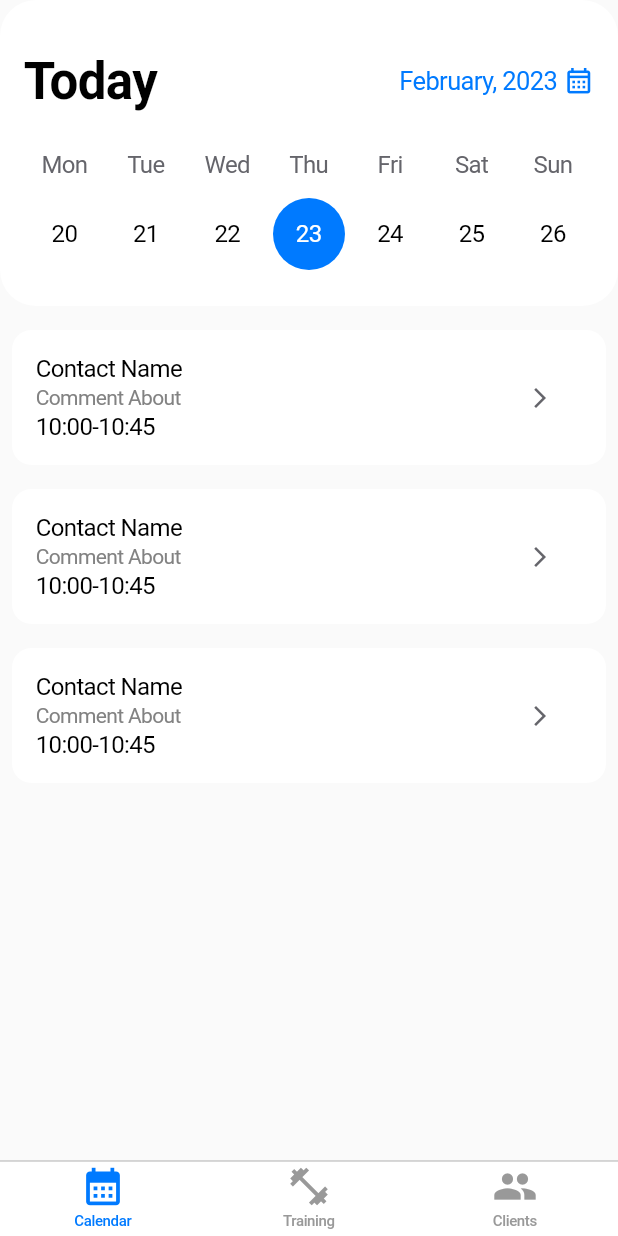
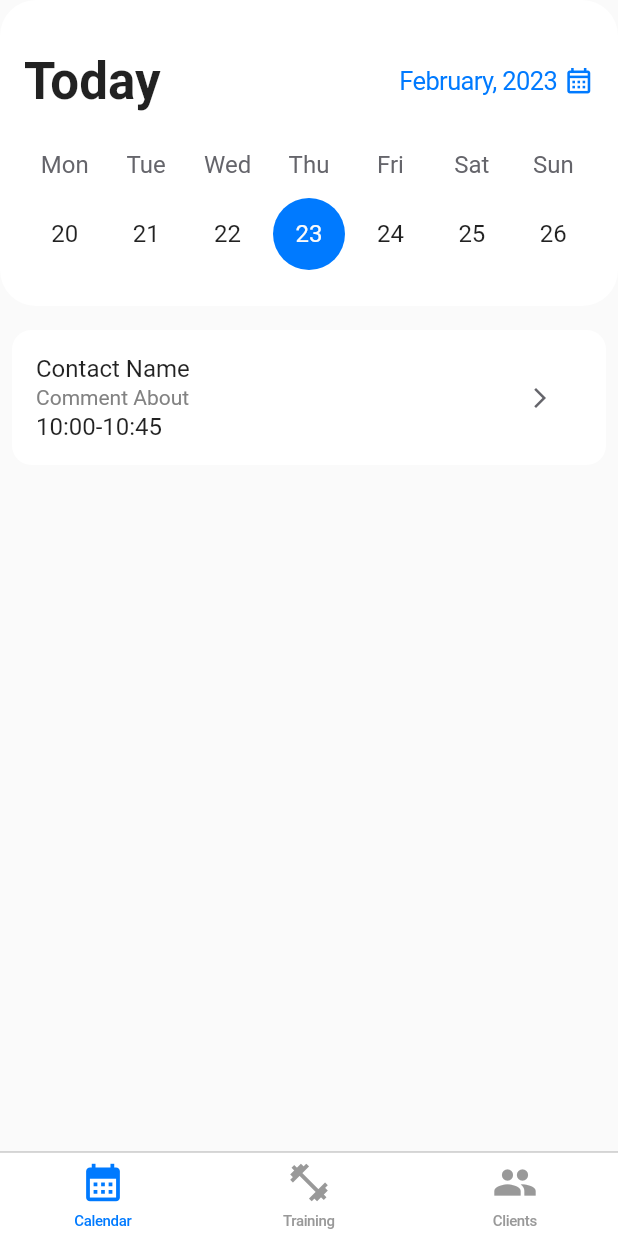
Before and after one commit to VergoEcho/fitness_app, a Flutter app: the screen it shows after launch, on a phone screen of 412 x 824 dp. Run offline on Flutter 3.47's test engine with Material 2 defaults, Android fonts, the phone set to English and light mode, and no system bars; drawn by our look-alikes of table_calendar; our stand-ins replace bloc, easy_localization, equatable, flutter_bloc, flutter_svg, timelines.

Commit message:
fixed spaces, improved calendars

```diff
--- a/lib/app.dart
+++ b/lib/app.dart
@@ -2,6 +2,7 @@ import 'package:easy_localization/easy_localization.dart';
 import 'package:flutter/cupertino.dart';
 import 'package:flutter/material.dart';
 import 'package:flutter/services.dart';
+import 'package:trainings/bloc/calendar_page_cubit/calendar_page_cubit.dart';
 import 'package:trainings/bloc/client_profile_page_bloc/client_profile_page_bloc.dart';
 import 'package:trainings/bloc/clients_page_bloc/clients_page_bloc.dart';
 import 'package:trainings/bloc/modal_calendar_cubit/modal_calendar_cubit.dart';
@@ -33,6 +34,8 @@ class App extends StatelessWidget {
         BlocProvider(create: (context) => ClientsPageBloc()),
         BlocProvider(create: (context) => ClientProfilePageBloc()),
         BlocProvider(create: (context) => ModalCalendarCubit()),
+        BlocProvider(create: (context) => ModalCalendarCubit()),
+        BlocProvider(create: (context) => CalendarPageCubit()),
       ],
       child: CupertinoApp(
         localizationsDelegates: context.localizationDelegates,
@@ -51,6 +54,7 @@ class App extends StatelessWidget {
             builder: (context) {
               return CupertinoTabScaffold(
                 tabBar: CupertinoTabBar(
+                  height: 56,
                   backgroundColor: FitnessColors.white,
                   items: [
                     BottomNavigationBarItem(
--- /dev/null
+++ b/lib/bloc/calendar_page_cubit/calendar_page_cubit.dart
@@ -0,0 +1,13 @@
+import 'package:bloc/bloc.dart';
+import 'package:meta/meta.dart';
+import 'package:equatable/equatable.dart';
+
+part 'calendar_page_state.dart';
+
+class CalendarPageCubit extends Cubit<CalendarPageState> {
+  CalendarPageCubit() : super(CalendarPageState(selectedDay: DateTime.now()));
+
+  void selectDate(DateTime date) {
+    emit(CalendarPageState(selectedDay: date));
+  }
+}
--- /dev/null
+++ b/lib/bloc/calendar_page_cubit/calendar_page_state.dart
@@ -0,0 +1,11 @@
+part of 'calendar_page_cubit.dart';
+
+@immutable
+class CalendarPageState extends Equatable {
+  final DateTime selectedDay;
+
+  const CalendarPageState({required this.selectedDay});
+
+  @override
+  List<Object?> get props => [selectedDay];
+}
--- a/lib/screens/calendar_page.dart
+++ b/lib/screens/calendar_page.dart
@@ -2,6 +2,7 @@ import 'package:easy_localization/easy_localization.dart';
 import 'package:flutter/cupertino.dart';
 import 'package:flutter/material.dart';
 import 'package:flutter_bloc/flutter_bloc.dart';
+import 'package:trainings/bloc/calendar_page_cubit/calendar_page_cubit.dart';
 import 'package:trainings/bloc/modal_calendar_cubit/modal_calendar_cubit.dart';
 import 'package:trainings/constants/colors.dart';
 import 'package:trainings/generated/locale_keys.g.dart';
@@ -84,25 +85,23 @@ class CalendarPage extends StatelessWidget {
     }).toList();
   }
 
-  List<Client> _selectedClients (BuildContext context, ModalCalendarState state) {
+  List<Client> _selectedClients(BuildContext context, state) {
     return _activeClients()
         .where(
-    (client) => client
-      .trainingDays
-      .any((element) =>
+          (client) => client.trainingDays.any((element) =>
               element ==
               DateFormat('EEEE', context.locale.languageCode)
-      .format(state
-      .selectedDay)
+                  .format(state.selectedDay)
                   .toLowerCase()),
-  ).toList();
+        )
+        .toList();
   }
 
   @override
   Widget build(BuildContext context) {
-    return CupertinoPageScaffold(
+    return Scaffold(
       backgroundColor: FitnessColors.whiteGray,
-      child: SafeArea(
+      body: SafeArea(
         child: Column(
           children: [
             Container(
@@ -197,12 +196,13 @@ class CalendarPage extends StatelessWidget {
                                                 physics:
                                                     const NeverScrollableScrollPhysics(),
                                                 shrinkWrap: true,
-                                                itemCount:
-                                                    _selectedClients(context, state).length,
+                                                itemCount: _selectedClients(
+                                                        context, state)
+                                                    .length,
                                                 itemBuilder: (context, index) {
                                                   return CalendarCard(
-                                                    client:
-                                                        _selectedClients(context, state)[index],
+                                                    client: _selectedClients(
+                                                        context, state)[index],
                                                     onTap: () {
                                                       Navigator.of(context,
                                                               rootNavigator:
@@ -239,18 +239,27 @@ class CalendarPage extends StatelessWidget {
                     ],
                   ),
                   const SizedBox(height: 24),
-                  const BaseCalendar(
+                  BlocBuilder<CalendarPageCubit, CalendarPageState>(
+                    builder: (context, state) {
+                      return BaseCalendar(
                         monthCalendar: false,
+                        focusedDay: state.selectedDay,
+                        onDaySelected: (newDate, oldDate) {
+                          context.read<CalendarPageCubit>().selectDate(newDate);
+                        },
+                      );
+                    },
                   ),
                   const SizedBox(height: 24),
                 ],
               ),
             ),
-            Expanded(
-                child: ListView.builder(
-              itemCount: _activeClients().length,
+            Expanded(child: BlocBuilder<CalendarPageCubit, CalendarPageState>(
+              builder: (context, state) {
+                return ListView.builder(
+                  itemCount: _selectedClients(context, state).length,
                   itemBuilder: (BuildContext context, int index) {
-                Client client = _activeClients()[index];
+                    Client client = _selectedClients(context, state)[index];
                     return CalendarCard(
                       client: client,
                       onTap: () {
@@ -261,7 +270,9 @@ class CalendarPage extends StatelessWidget {
                       },
                     );
                   },
-            ))
+                );
+              },
+            )),
           ],
         ),
       ),
--- a/lib/screens/clients_page.dart
+++ b/lib/screens/clients_page.dart
@@ -156,7 +156,7 @@ class ClientsPage extends StatelessWidget {
                   );
                 },
               ),
-            )
+            ),
           ],
         ),
       ),
--- a/lib/screens/trainings_page.dart
+++ b/lib/screens/trainings_page.dart
@@ -158,7 +158,7 @@ class TrainingsPage extends StatelessWidget {
                   );
                 },
               ),
-            )
+            ),
           ],
         ),
       ),
--- a/lib/ui/base_calendar.dart
+++ b/lib/ui/base_calendar.dart
@@ -19,7 +19,7 @@ class BaseCalendar extends StatelessWidget {
       onDaySelected: onDaySelected,
       rowHeight: 64,
       locale: context.locale.languageCode,
-      availableGestures: AvailableGestures.none,
+      // availableGestures: AvailableGestures.none,
       firstDay: DateTime.utc(2020, 10, 16),
       lastDay: DateTime.utc(2070, 3, 14),
       focusedDay: focusedDay ?? DateTime.now(),
```
Also changed, not shown: lib/screens/client_profile_page.dart (+4 -3 lines), lib/widgets/current_client_card.dart (+6 -4 lines). Lines whose indentation alone changed are shown as unchanged.
